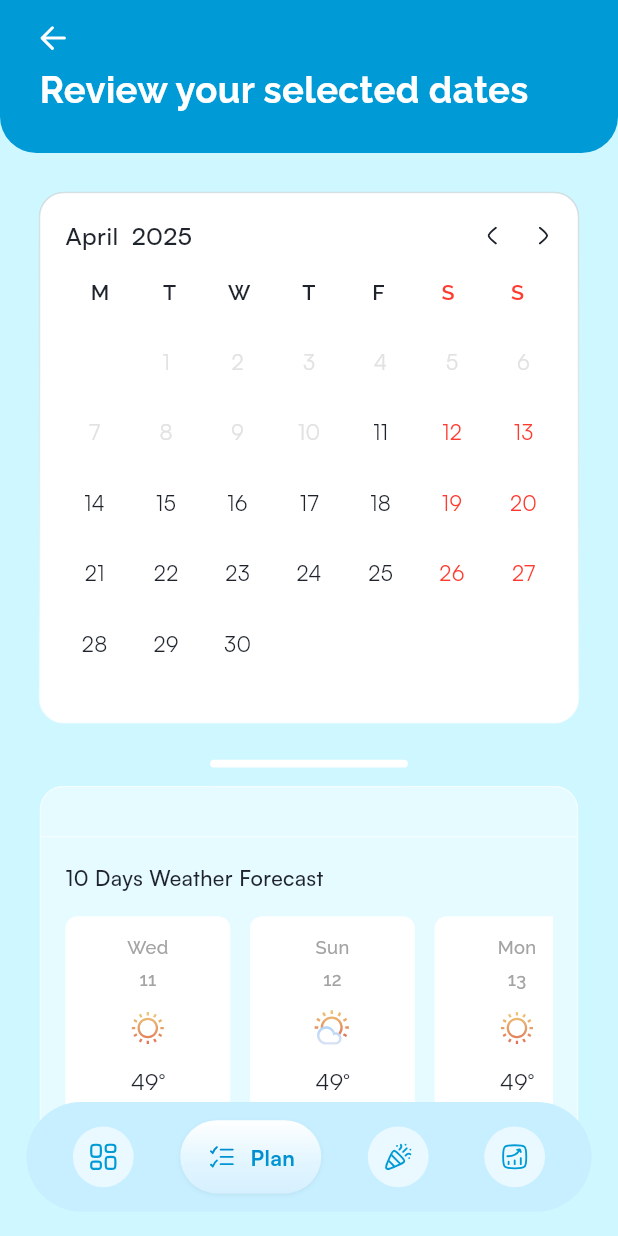
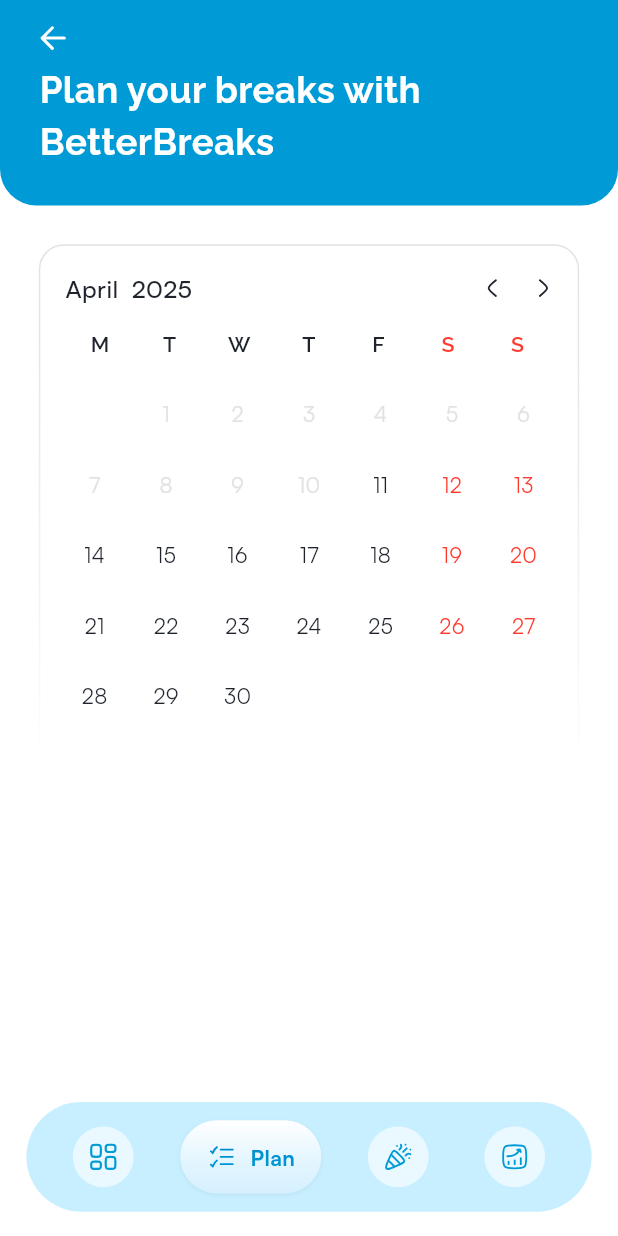
Before and after one commit to Jossyboydgenius/BetterBreaks, a Flutter app: the PlannerView screen opened by its route, on a phone screen of 412 x 824 dp. Run offline on Flutter 3.47's test engine with Material 3 defaults, Android fonts, the phone set to English and light mode, and no system bars; our stand-ins replace bot_toast, connectivity_plus, dots_indicator, fl_chart, flutter_dotenv, flutter_screenutil and 4 more; missing offline and left inert: easy_pie_chart; project files that could hold a hidden picture were left out.

Commit message:
Enhance PlannerView with review screen and summary functionality
Added a review screen toggle to the PlannerView, allowing users to review selected dates before finalizing their plans. Introduced a SummaryBottomSheet for displaying total break days, selected days, and remaining days, improving the user experience by providing a comprehensive overview of their planning choices. Updated navigation logic to accommodate the new review flow.

```diff
--- a/lib/ui/views/planner/planner_view.dart
+++ b/lib/ui/views/planner/planner_view.dart
@@ -1,6 +1,5 @@
 import 'package:flutter/material.dart';
 import 'package:flutter_screenutil/flutter_screenutil.dart';
-import 'package:better_breaks/shared/app_colors.dart';
 import 'package:better_breaks/ui/widgets/calendar_widget.dart';
 import 'package:better_breaks/ui/widgets/planner_bottom_sheet.dart';
 import 'package:better_breaks/ui/views/dashboard/dashboard_view.dart';
@@ -8,6 +7,8 @@ import 'package:better_breaks/ui/widgets/app_bottom_nav.dart';
 import 'package:better_breaks/ui/views/analytics/analytics_view.dart';
 import 'package:better_breaks/ui/views/experience/experience_view.dart';
 import 'package:better_breaks/ui/widgets/planner_top_bar.dart';
+import 'package:better_breaks/ui/widgets/summary_bottom_sheet.dart';
+import 'package:intl/intl.dart';
 
 class PlannerView extends StatefulWidget {
   final bool showBottomNav;
@@ -25,35 +26,58 @@ class _PlannerViewState extends State<PlannerView> {
   DateTime? _startDate;
   DateTime? _endDate;
   int _selectedNavIndex = 1; // Plan tab
+  bool _showReviewScreen = false;
+  final int _totalBreakDays = 12;
+  final int _selectedDays = 5;
+  final int _remainingDays = 7;
+
+  String _formatDate(DateTime date) {
+    final DateFormat formatter = DateFormat('dd/MM/yyyy');
+    return formatter.format(date);
+  }
+
+  String _formatDateForDisplay(DateTime date) {
+    final DateFormat monthYearFormatter = DateFormat('MMMM yyyy');
+    final String monthYear = monthYearFormatter.format(date);
+    return '${date.day} $monthYear';
+  }
 
   @override
   Widget build(BuildContext context) {
     return Scaffold(
-      backgroundColor: AppColors.background,
+      backgroundColor: Colors.white,
       body: Stack(
         children: [
           Column(
             children: [
               // TopBar
               PlannerTopBar(
-                title: 'Review your selected dates',
+                title: _showReviewScreen
+                    ? 'Review your selected dates'
+                    : 'Plan your breaks with BetterBreaks',
                 onBackTap: () {
+                  if (_showReviewScreen) {
+                    setState(() {
+                      _showReviewScreen = false;
+                    });
+                  } else {
                     Navigator.pushReplacement(
                       context,
                       MaterialPageRoute(
                         builder: (context) => const DashboardView(),
                       ),
                     );
+                  }
                 },
               ),
 
               // Main content
               Expanded(
                 child: SingleChildScrollView(
-                  child: Padding(
                   padding: EdgeInsets.all(24.w),
                   child: Column(
                     children: [
+                      // Calendar
                       CalendarWidget(
                         startDate: _startDate,
                         endDate: _endDate,
@@ -70,9 +94,8 @@ class _PlannerViewState extends State<PlannerView> {
                         },
                       ),
                       SizedBox(
-                            height: MediaQuery.of(context).size.height * 0.3),
+                          height: MediaQuery.of(context).size.height * 0.4),
                     ],
-                    ),
                   ),
                 ),
               ),
@@ -82,12 +105,51 @@ class _PlannerViewState extends State<PlannerView> {
             ],
           ),
 
-          // Bottom sheet
-          PlannerBottomSheet(
+          // Bottom sheets based on current state
+          if (_startDate != null && _endDate != null)
+            _showReviewScreen
+                ? PlannerBottomSheet(
                     startDate: _startDate,
                     endDate: _endDate,
-            description: 'Take 3 days off to get 9 days of holiday',
+                    description:
+                        'Take ${_selectedDays.toString()} days off to get 9 days of holiday',
                     holidays: ['Christmas', 'New year'],
+                    onBack: () {
+                      setState(() {
+                        _showReviewScreen = false;
+                      });
+                    },
+                    onComplete: () {
+                      // Handle completion, like navigating back to dashboard
+                      Navigator.pushReplacement(
+                        context,
+                        MaterialPageRoute(
+                          builder: (context) => const DashboardView(),
+                        ),
+                      );
+                    },
+                  )
+                : SummaryBottomSheet(
+                    startDate: _startDate,
+                    endDate: _endDate,
+                    totalBreakDays: _totalBreakDays,
+                    selectedDays: _selectedDays,
+                    remainingDays: _remainingDays,
+                    onComplete: () {
+                      setState(() {
+                        _showReviewScreen = true;
+                      });
+                    },
+                    onStartDateChanged: (date) {
+                      setState(() {
+                        _startDate = date;
+                      });
+                    },
+                    onEndDateChanged: (date) {
+                      setState(() {
+                        _endDate = date;
+                      });
+                    },
                   ),
 
           // Bottom nav
```
Lines whose indentation alone changed are shown as unchanged.
